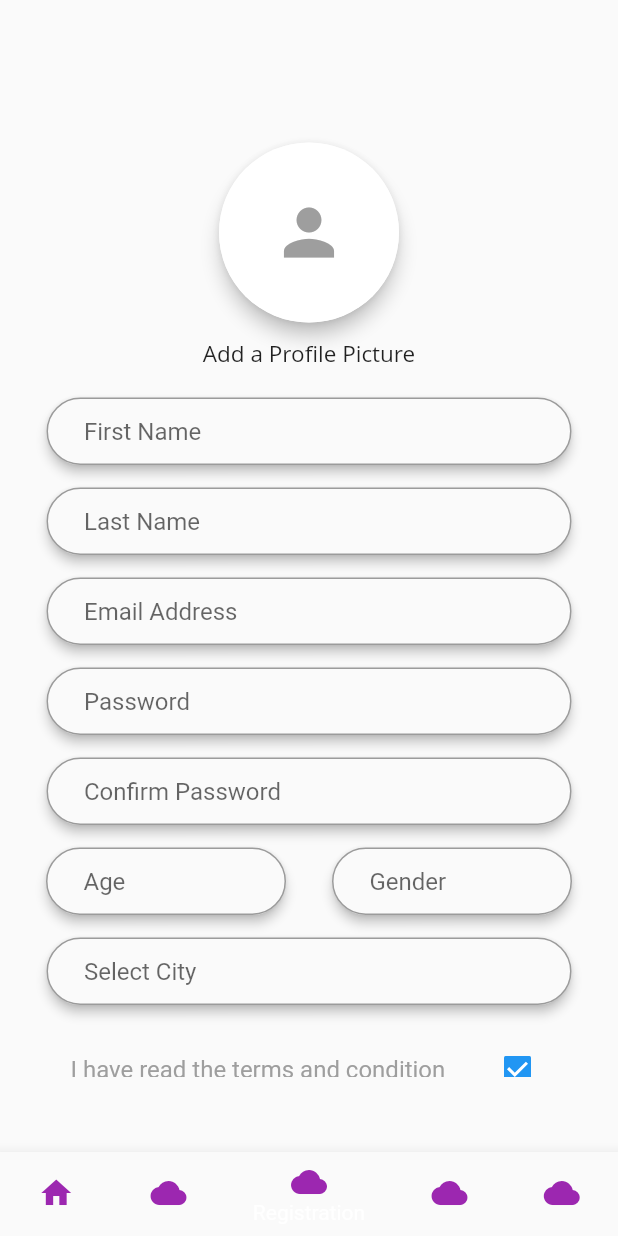
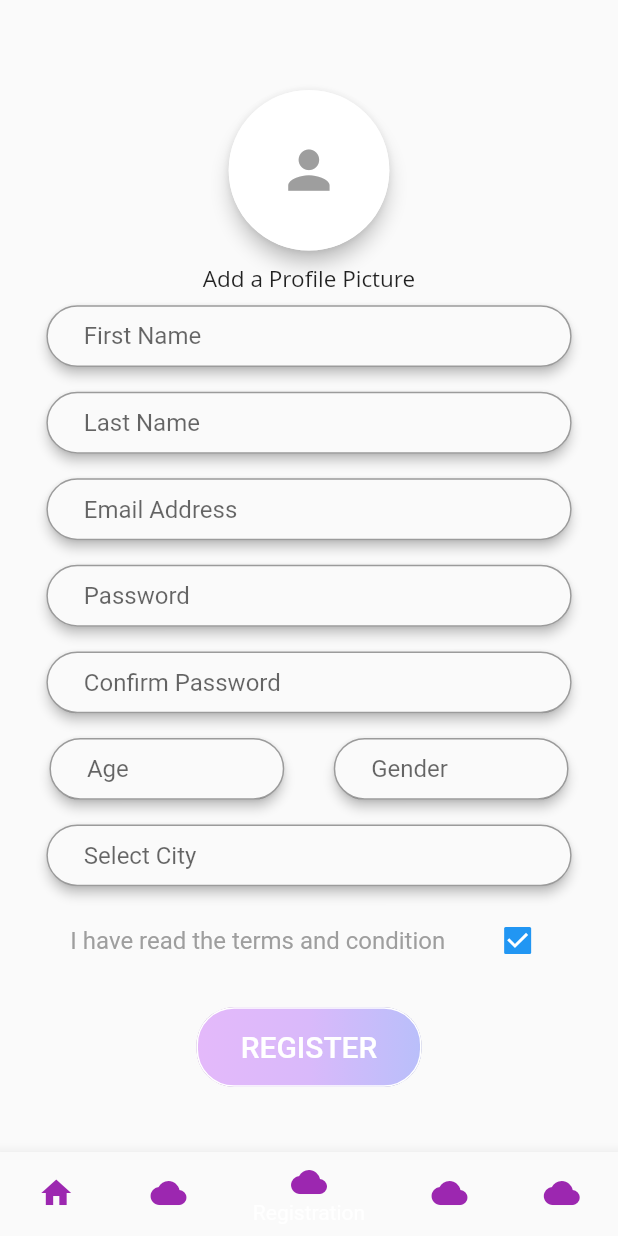
Before and after one commit to orr1nuycruz/StuddyBuddyScreens, a Flutter app: the screen it shows after launch, item 3 of the bottom bar chosen, on a phone screen of 412 x 824 dp. Run offline on Flutter 3.47's test engine with Material 2 defaults, Android fonts, the phone set to English and light mode, and no system bars; our stand-ins replace dropdown_formfield, hexcolor.

Commit message:
fixed layouts for multiple screen sizes

```diff
--- a/lib/main.dart
+++ b/lib/main.dart
@@ -5,6 +5,7 @@ import 'package:studdyBuddyScreens/screens/intro.dart';
 import 'package:studdyBuddyScreens/screens/maintenance.dart';
 import 'package:studdyBuddyScreens/screens/messages.dart';
 import 'package:studdyBuddyScreens/screens/register.dart';
+import 'package:studdyBuddyScreens/sharedWidgets/sizeConfig.dart';
 
 void main() {
   runApp(MyApp());
--- a/lib/navigation.dart
+++ b/lib/navigation.dart
@@ -5,6 +5,7 @@ import 'package:studdyBuddyScreens/screens/intro.dart';
 import 'package:studdyBuddyScreens/screens/maintenance.dart';
 import 'package:studdyBuddyScreens/screens/messages.dart';
 import 'package:studdyBuddyScreens/screens/register.dart';
+import 'package:studdyBuddyScreens/sharedWidgets/sizeConfig.dart';
 
 class BottomNavigatorPage extends StatefulWidget {
   @override
@@ -29,7 +30,10 @@ class _BottomNavigatorPageState extends State<BottomNavigatorPage> {
 
   @override
   Widget build(BuildContext context) {
+
+    SizeConfig().init(context);
     return new Scaffold(
+
       body: _children[_currentIndex],
       bottomNavigationBar: BottomNavigationBar(
         items: const <BottomNavigationBarItem>[
--- a/lib/screens/register.dart
+++ b/lib/screens/register.dart
@@ -2,6 +2,7 @@ import 'package:dropdown_formfield/dropdown_formfield.dart';
 import 'package:flutter/material.dart';
 import 'package:studdyBuddyScreens/sharedWidgets/mascotImage.dart';
 import 'package:hexcolor/hexcolor.dart';
+import 'package:studdyBuddyScreens/sharedWidgets/sizeConfig.dart';
 
 class Register extends StatefulWidget {
   @override
@@ -15,15 +16,19 @@ class _RegisterState extends State<Register> {
 
   @override
   Widget build(BuildContext context) {
+    SizeConfig().init(context);
     return Scaffold(
       resizeToAvoidBottomPadding: false,
       body: Container(
-        padding: EdgeInsets.fromLTRB(0, 75, 0, 50),
+        height: SizeConfig.screenHeight,
+        width: SizeConfig.screenWidth,
+        padding: EdgeInsets.fromLTRB(0,
+            SizeConfig.safeBlockVertical * 2,0,0),
         child: Center(
           child: SingleChildScrollView(
             child: Column(
+              mainAxisAlignment: MainAxisAlignment.spaceEvenly,
               children: <Widget>[
-                SizedBox(height: 20),
                 GestureDetector(
                   onTap: () {},
                   child: Material(
@@ -32,16 +37,16 @@ class _RegisterState extends State<Register> {
                     elevation: 5,
                     child: CircleAvatar(
                       backgroundColor: Colors.white,
-                      radius: 60,
+                      radius: SizeConfig.blockSizeHorizontal * 13,
                       child: new Icon(
                         Icons.person,
-                        size: 50,
+                        size: SizeConfig.blockSizeHorizontal * 10,
                         color: Colors.grey,
                       ),
                     ),
                   ),
                 ),
-                SizedBox(height: 10),
+                SizedBox(height: SizeConfig.blockSizeVertical * 1),
                 Text(
                   "Add a Profile Picture",
                   style: TextStyle(
@@ -49,7 +54,7 @@ class _RegisterState extends State<Register> {
                     fontSize: 15,
                   ),
                 ),
-                SizedBox(height: 20),
+                SizedBox(height: SizeConfig.blockSizeVertical * 1),
                 Form(
                   key: _formKey,
                   child: Container(
@@ -62,8 +67,8 @@ class _RegisterState extends State<Register> {
                             ),
                             elevation: 3,
                             child: Container(
-                              height: 45,
-                              width: 350,
+                              height: SizeConfig.blockSizeVertical * 5,
+                              width: SizeConfig.blockSizeHorizontal * 85,
                               child: TextField(
                                 keyboardType: TextInputType.text,
                                 decoration: new InputDecoration(
@@ -80,15 +85,15 @@ class _RegisterState extends State<Register> {
                               ),
                             ),
                           ),
-                          SizedBox(height: 15),
+                          SizedBox(height: SizeConfig.blockSizeVertical * 2),
                           Material(
                             borderRadius: const BorderRadius.all(
                               const Radius.circular(30.0),
                             ),
                             elevation: 3,
                             child: Container(
-                              height: 45,
-                              width: 350,
+                              height: SizeConfig.blockSizeVertical * 5,
+                              width: SizeConfig.blockSizeHorizontal * 85,
                               child: TextField(
                                 keyboardType: TextInputType.text,
                                 decoration: new InputDecoration(
@@ -105,15 +110,15 @@ class _RegisterState extends State<Register> {
                               ),
                             ),
                           ),
-                          SizedBox(height: 15),
+                          SizedBox(height: SizeConfig.blockSizeVertical * 2),
                           Material(
                             borderRadius: const BorderRadius.all(
                               const Radius.circular(30.0),
                             ),
                             elevation: 3,
                             child: Container(
-                              height: 45,
-                              width: 350,
+                              height: SizeConfig.blockSizeVertical * 5,
+                              width: SizeConfig.blockSizeHorizontal * 85,
                               child: TextField(
                                 keyboardType: TextInputType.text,
                                 decoration: new InputDecoration(
@@ -130,15 +135,15 @@ class _RegisterState extends State<Register> {
                               ),
                             ),
                           ),
-                          SizedBox(height: 15),
+                          SizedBox(height: SizeConfig.blockSizeVertical * 2),
                           Material(
                             borderRadius: const BorderRadius.all(
                               const Radius.circular(30.0),
                             ),
                             elevation: 3,
                             child: Container(
-                              height: 45,
-                              width: 350,
+                              height: SizeConfig.blockSizeVertical * 5,
+                              width: SizeConfig.blockSizeHorizontal * 85,
                               child: TextField(
                                 keyboardType: TextInputType.text,
                                 decoration: new InputDecoration(
@@ -155,15 +160,15 @@ class _RegisterState extends State<Register> {
                               ),
                             ),
                           ),
-                          SizedBox(height: 15),
+                          SizedBox(height: SizeConfig.blockSizeVertical * 2),
                           Material(
                             borderRadius: const BorderRadius.all(
                               const Radius.circular(30.0),
                             ),
                             elevation: 3,
                             child: Container(
-                              height: 45,
-                              width: 350,
+                              height: SizeConfig.blockSizeVertical * 5,
+                              width: SizeConfig.blockSizeHorizontal * 85,
                               child: TextField(
                                 keyboardType: TextInputType.text,
                                 decoration: new InputDecoration(
@@ -180,7 +185,7 @@ class _RegisterState extends State<Register> {
                               ),
                             ),
                           ),
-                          SizedBox(height: 15),
+                          SizedBox(height: SizeConfig.blockSizeVertical * 2),
                           Row(
                             mainAxisAlignment: MainAxisAlignment.spaceEvenly,
                             children: <Widget>[
@@ -190,8 +195,8 @@ class _RegisterState extends State<Register> {
                                 ),
                                 elevation: 3,
                                 child: Container(
-                                  height: 45,
-                                  width: 160,
+                                  height: SizeConfig.blockSizeVertical * 5,
+                                  width: SizeConfig.blockSizeHorizontal * 38,
                                   child: TextField(
                                     keyboardType: TextInputType.number,
                                     decoration: new InputDecoration(
@@ -215,8 +220,8 @@ class _RegisterState extends State<Register> {
                                 ),
                                 elevation: 3,
                                 child: Container(
-                                  height: 45,
-                                  width: 160,
+                                  height: SizeConfig.blockSizeVertical * 5,
+                                  width: SizeConfig.blockSizeHorizontal * 38,
                                   child: TextField(
                                     keyboardType: TextInputType.text,
                                     decoration: new InputDecoration(
@@ -236,15 +241,15 @@ class _RegisterState extends State<Register> {
                               ),
                             ],
                           ),
-                          SizedBox(height: 15),
+                          SizedBox(height: SizeConfig.blockSizeVertical * 2),
                           Material(
                             borderRadius: const BorderRadius.all(
                               const Radius.circular(30.0),
                             ),
                             elevation: 3,
                             child: Container(
-                              height: 45,
-                              width: 350,
+                              height: SizeConfig.blockSizeVertical * 5,
+                              width: SizeConfig.blockSizeHorizontal * 85,
                               child: TextField(
                                 keyboardType: TextInputType.text,
                                 decoration: new InputDecoration(
@@ -261,9 +266,9 @@ class _RegisterState extends State<Register> {
                               ),
                             ),
                           ),
-                          SizedBox(height: 15),
+                          SizedBox(height: SizeConfig.blockSizeVertical * 1),
                           Container(
-                            width: 350,
+                            width: SizeConfig.blockSizeHorizontal * 85,
                             child: CheckboxListTile(
                               title: Text("I have read the terms and condition",
                                   style: TextStyle(color: Colors.grey)),
@@ -275,7 +280,7 @@ class _RegisterState extends State<Register> {
                               },
                             ),
                           ),
-                          SizedBox(height: 15),
+                          SizedBox(height: SizeConfig.blockSizeVertical * 2),
                           RaisedButton(
                             padding: const EdgeInsets.all(0.0),
                             shape: RoundedRectangleBorder(
@@ -295,7 +300,7 @@ class _RegisterState extends State<Register> {
                                   borderRadius: BorderRadius.circular(25),
                                 ),
                                 child: Center(
-                                  child: Text("Sign in",
+                                  child: Text("REGISTER",
                                       style: TextStyle(
                                           color: Colors.white, fontSize: 20)),
                                 ),
--- /dev/null
+++ b/lib/sharedWidgets/sizeConfig.dart
@@ -0,0 +1,29 @@
+import 'package:flutter/widgets.dart';
+
+class SizeConfig {
+  static MediaQueryData _mediaQueryData;
+  static double screenWidth;
+  static double screenHeight;
+  static double blockSizeHorizontal;
+  static double blockSizeVertical;
+
+  static double _safeAreaHorizontal;
+  static double _safeAreaVertical;
+  static double safeBlockHorizontal;
+  static double safeBlockVertical;
+
+  void init(BuildContext context) {
+    _mediaQueryData = MediaQuery.of(context);
+    screenWidth = _mediaQueryData.size.width;
+    screenHeight = _mediaQueryData.size.height;
+    blockSizeHorizontal = screenWidth / 100;
+    blockSizeVertical = screenHeight / 100;
+
+    _safeAreaHorizontal =
+        _mediaQueryData.padding.left + _mediaQueryData.padding.right;
+    _safeAreaVertical =
+        _mediaQueryData.padding.top + _mediaQueryData.padding.bottom;
+    safeBlockHorizontal = (screenWidth - _safeAreaHorizontal) / 100;
+    safeBlockVertical = (screenHeight - _safeAreaVertical) / 100;
+  }
+}
```
Also changed, not shown: lib/screens/Login.dart (+17 -11 lines), lib/screens/intro.dart (+10 -2 lines), lib/screens/maintenance.dart (+15 -9 lines), lib/screens/messages.dart (+30 -19 lines).
